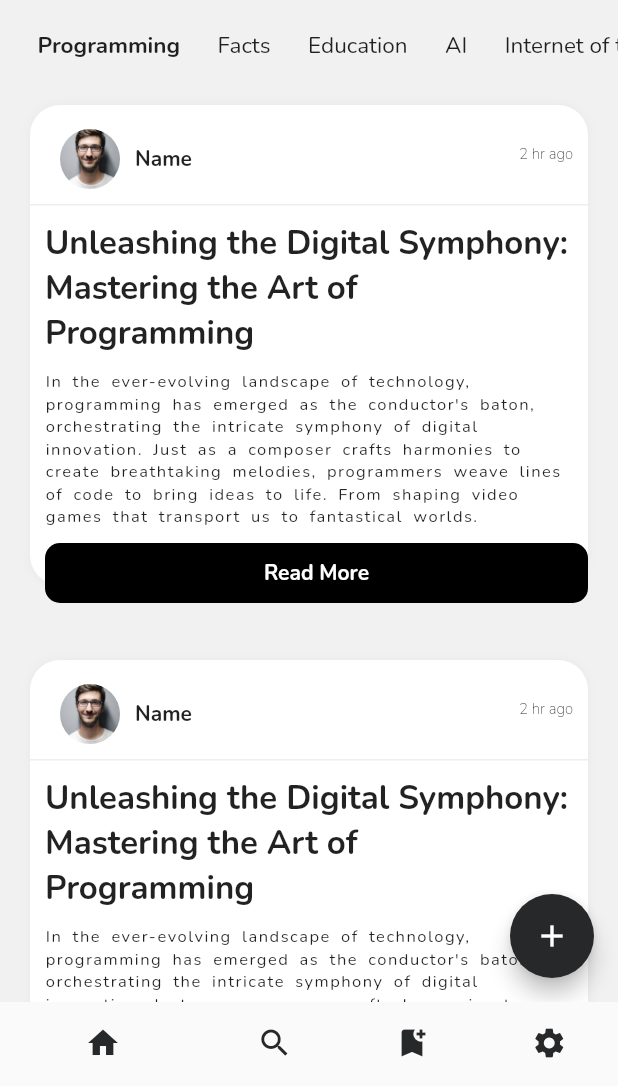
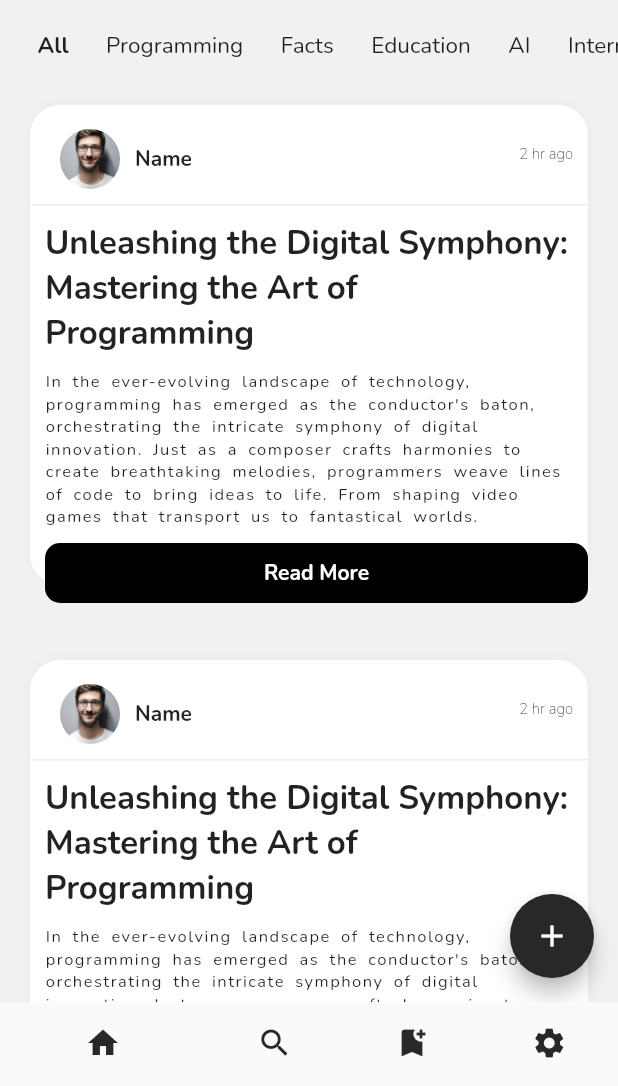
Before and after one commit to Celestial00/In-Sight-App, a Flutter app: the screen it shows after launch, on a phone screen of 412 x 824 dp, the part 150-1236 px from its top. Run offline on Flutter 3.47's test engine with Material 2 defaults, Android fonts, the phone set to English and light mode, and no system bars; our stand-ins replace google_fonts.

Commit message:
Ui last commit

```diff
--- a/lib/components/Tags_line.dart
+++ b/lib/components/Tags_line.dart
@@ -9,6 +9,7 @@ class Tags_line extends StatefulWidget {
 
 class _Tags_lineState extends State<Tags_line> {
   List Tags = [
+    "All",
     "Programming",
     "Facts",
     "Education",
--- a/lib/views/Home_Page.dart
+++ b/lib/views/Home_Page.dart
@@ -4,6 +4,7 @@ import 'package:flutter/material.dart';
 import 'package:insight/Constants/Color.dart';
 import 'package:insight/components/Tags_line.dart';
 import 'package:insight/views/Article_Editor.dart';
+import 'package:insight/views/Saved_Articles.dart';
 import '../components/Article_Card.dart';
 
 class HomePage extends StatefulWidget {
@@ -22,11 +23,8 @@ class _HomePageState extends State<HomePage> {
         key: _ScaffoldKey,
         floatingActionButton: FloatingActionButton(
           onPressed: () {
-            Navigator.of(context).push(
-
-              MaterialPageRoute(builder: (context) => ArticleEditor())
-
-            );
+            Navigator.of(context)
+                .push(MaterialPageRoute(builder: (context) => ArticleEditor()));
           },
           backgroundColor: Sec_Color,
           child: Icon(
@@ -120,7 +118,12 @@ class _HomePageState extends State<HomePage> {
                     ],
                   ),
                 ),
-                Padding(
+                GestureDetector(
+                  onTap: () {
+                    Navigator.of(context).push(MaterialPageRoute(
+                        builder: (context) => ArticleEditor()));
+                  },
+                  child: Padding(
                     padding: EdgeInsets.only(left: 30),
                     child: ListTile(
                       leading: Icon(
@@ -137,7 +140,13 @@ class _HomePageState extends State<HomePage> {
                       ),
                     ),
                   ),
-                Padding(
+                ),
+                GestureDetector(
+                  onTap: () {
+                    Navigator.of(context).push(MaterialPageRoute(
+                        builder: (context) => SavedArticlePage()));
+                  },
+                  child: Padding(
                     padding: EdgeInsets.only(left: 30),
                     child: ListTile(
                       leading: Icon(
@@ -154,24 +163,10 @@ class _HomePageState extends State<HomePage> {
                       ),
                     ),
                   ),
-                Padding(
-                  padding: EdgeInsets.only(left: 30),
-                  child: ListTile(
-                    leading: Icon(
-                      Icons.subscriptions,
-                      color: Colors.white,
                 ),
-                    title: Text(
-                      "Subscriptions",
-                      style: TextStyle(
-                          fontSize: 16,
-                          fontFamily: 'Nunito',
-                          fontWeight: FontWeight.bold,
-                          color: Colors.white),
-                    ),
-                  ),
-                ),
-                Padding(
+                GestureDetector(
+                  onTap: () {},
+                  child: Padding(
                     padding: EdgeInsets.only(left: 30),
                     child: ListTile(
                       leading: Icon(
@@ -185,6 +180,7 @@ class _HomePageState extends State<HomePage> {
                             fontFamily: 'Nunito',
                             fontWeight: FontWeight.bold,
                             color: Colors.white),
+                      ),
                     ),
                   ),
                 ),
--- a/lib/views/Saved_Articles.dart
+++ b/lib/views/Saved_Articles.dart
@@ -13,6 +13,7 @@ class _SavedArticlePageState extends State<SavedArticlePage> {
   @override
   Widget build(BuildContext context) {
     return Scaffold(
+      backgroundColor: Colors.white,
       appBar: AppBar(
         title: Text(
           "Your Library ",
@@ -24,7 +25,7 @@ class _SavedArticlePageState extends State<SavedArticlePage> {
       ),
       body: SingleChildScrollView(
         child: Padding(
-          padding: EdgeInsets.symmetric(horizontal: 20, vertical: 10),
+          padding: EdgeInsets.symmetric(horizontal: 10, vertical: 0),
           child: Column(
             children: [
               BookMarkCard(),
--- a/lib/views/Search _Page.dart
+++ b/lib/views/Search _Page.dart
@@ -14,6 +14,7 @@ class _SearchPageState extends State<SearchPage> {
   @override
   Widget build(BuildContext context) {
     return Scaffold(
+      backgroundColor: Colors.white,
       appBar: AppBar(
         title: Text(
           "Explore",
```
Also changed, not shown: lib/components/Book_Mark_Card.dart (+3 -6 lines), lib/components/Custom_Setting_title.dart (+6 -5 lines), lib/views/Article_Editor.dart (+2 -5 lines), lib/views/Settings_Page.dart (+14 -5 lines). Lines whose indentation alone changed are shown as unchanged.
